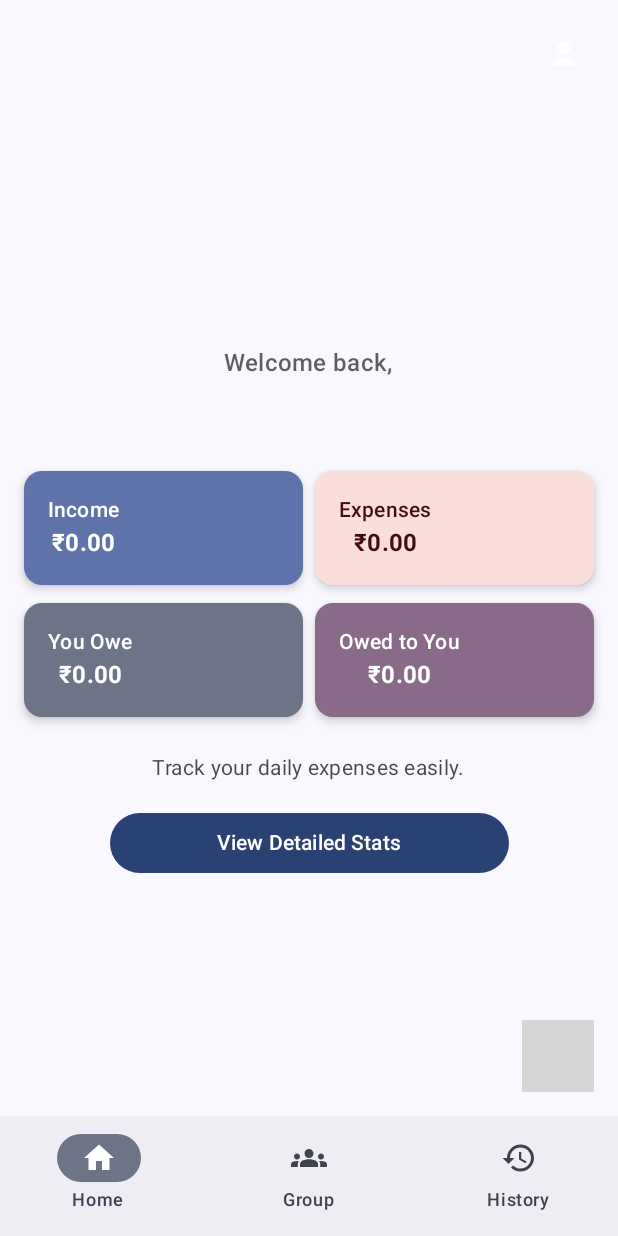
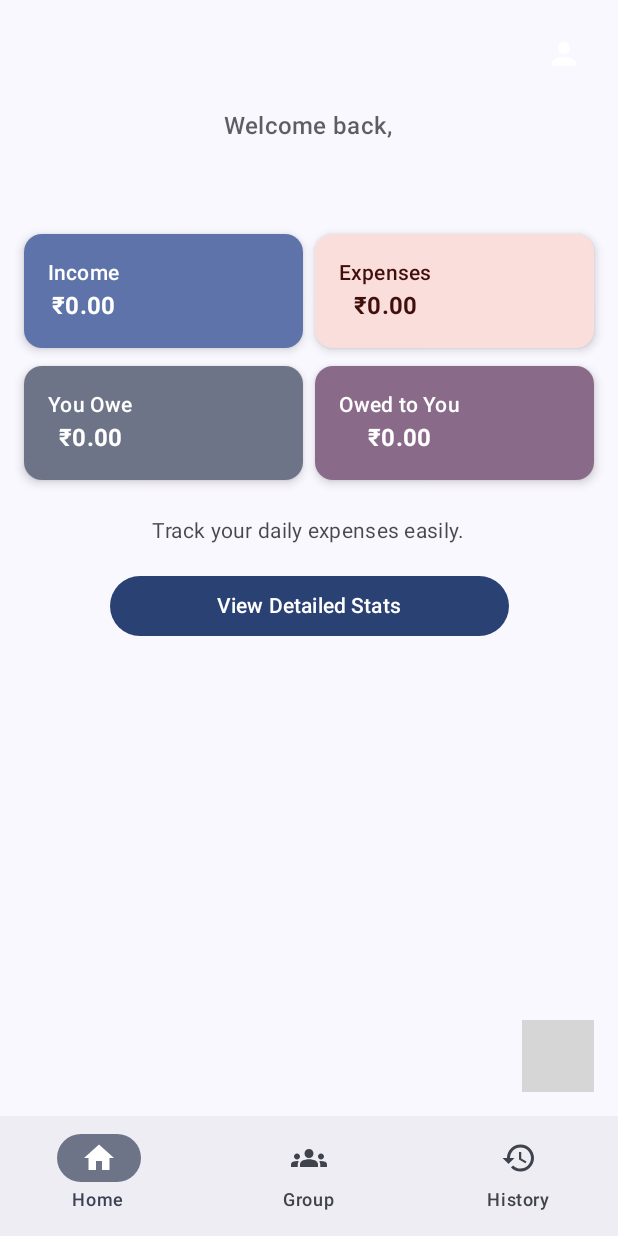
Before and after one commit to ocegik/FairShare, an Android app built with Jetpack Compose: the HomeScreen screen opened through its navigation route, on a phone screen of 412 x 824 dp. Run offline under Robolectric (Android 15) with nearby library versions, the phone set to English and light mode, and no system bars; our stand-ins replace Dagger/Hilt's generated code, Firebase (no records; nobody signed in at launch, a user with empty details on screens opened directly), Material 3 Expressive styles (plain Material 3 is drawn); 1 statement that could not run was skipped; grey boxes are pictures that could not be loaded.

```diff
--- a/app/build.gradle.kts
+++ b/app/build.gradle.kts
@@ -131,4 +131,5 @@ dependencies {
     ksp(libs.hilt.android.compiler)
     implementation(libs.androidx.hilt.navigation.compose)
     implementation(libs.androidx.datastore.preferences)
+    implementation(libs.androidx.material)
 }
--- a/app/src/main/java/com/example/fairshare/ui/screens/GroupScreen.kt
+++ b/app/src/main/java/com/example/fairshare/ui/screens/GroupScreen.kt
@@ -22,6 +22,7 @@ import com.example.fairshare.navigation.Screen
 
 @Composable
 fun GroupScreen(navController: NavController) {
+
     Column(
         modifier = Modifier
             .fillMaxSize()
--- a/app/src/main/java/com/example/fairshare/ui/screens/HomeScreen.kt
+++ b/app/src/main/java/com/example/fairshare/ui/screens/HomeScreen.kt
@@ -12,9 +12,15 @@ import androidx.compose.foundation.layout.fillMaxWidth
 import androidx.compose.foundation.layout.height
 import androidx.compose.foundation.layout.padding
 import androidx.compose.foundation.layout.size
+import androidx.compose.foundation.rememberScrollState
 import androidx.compose.foundation.shape.CircleShape
+import androidx.compose.foundation.verticalScroll
+import androidx.compose.material.ExperimentalMaterialApi
 import androidx.compose.material.icons.Icons
 import androidx.compose.material.icons.filled.Person
+import androidx.compose.material.pullrefresh.PullRefreshIndicator
+import androidx.compose.material.pullrefresh.pullRefresh
+import androidx.compose.material.pullrefresh.rememberPullRefreshState
 import androidx.compose.material3.Button
 import androidx.compose.material3.Card
 import androidx.compose.material3.CardDefaults
@@ -26,6 +32,10 @@ import androidx.compose.material3.Scaffold
 import androidx.compose.material3.Text
 import androidx.compose.runtime.collectAsState
 import androidx.compose.runtime.getValue
+import androidx.compose.runtime.mutableStateOf
+import androidx.compose.runtime.remember
+import androidx.compose.runtime.rememberCoroutineScope
+import androidx.compose.runtime.setValue
 import androidx.compose.ui.Alignment
 import androidx.compose.ui.Modifier
 import androidx.compose.ui.draw.clip
@@ -37,9 +47,10 @@ import coil.compose.AsyncImage
 import com.example.fairshare.navigation.Screen
 import com.example.fairshare.ui.components.FloatingActionButtonMenuSample
 import com.example.fairshare.viewmodel.UserViewModel
+import kotlinx.coroutines.launch
 import java.util.Locale
 
-@OptIn(ExperimentalMaterial3Api::class)
+@OptIn(ExperimentalMaterial3Api::class, ExperimentalMaterialApi::class)
 @Composable
 fun HomeScreen(
     navController: NavHostController,
@@ -49,6 +60,26 @@ fun HomeScreen(
     val photoUrl by userViewModel.photoUrl.collectAsState()
     val userStats by userViewModel.userStats.collectAsState()
     val isLoading by userViewModel.isLoading.collectAsState()
+
+    var isRefreshing by remember { mutableStateOf(false) }
+    val scope = rememberCoroutineScope()
+
+    // Pull-to-refresh state
+    val pullRefreshState = rememberPullRefreshState(
+        refreshing = isRefreshing,
+        onRefresh = {
+            scope.launch {
+                isRefreshing = true
+                // Refresh both user and stats
+                userViewModel.refreshUserFromFirestore()
+                userViewModel.refreshStats()
+                // Optional: add small delay for smoother spinner
+                kotlinx.coroutines.delay(800)
+                isRefreshing = false
+            }
+        }
+    )
+
 
     Scaffold(
         topBar = {
@@ -91,18 +122,22 @@ fun HomeScreen(
         Box(
             modifier = Modifier
                 .fillMaxSize()
-                .padding(padding),
-            contentAlignment = Alignment.Center
+                .padding(padding)
+                .pullRefresh(pullRefreshState),
+            contentAlignment = Alignment.TopCenter
         ) {
-            if (isLoading && userStats == null) {
-                CircularProgressIndicator()
-            } else {
             Column(
                 modifier = Modifier
                     .fillMaxWidth()
+                    .verticalScroll(rememberScrollState())
                     .padding(horizontal = 16.dp),
                 horizontalAlignment = Alignment.CenterHorizontally
             ) {
+                if (isLoading && userStats == null) {
+                    Spacer(modifier = Modifier.height(200.dp))
+                    CircularProgressIndicator()
+                    Spacer(modifier = Modifier.height(16.dp))
+                } else {
                     Text(
                         text = "Welcome back,",
                         style = MaterialTheme.typography.titleMedium,
@@ -140,11 +175,13 @@ fun HomeScreen(
                                     color = MaterialTheme.colorScheme.onPrimaryContainer
                                 )
                                 Text(
-                                    "₹${String.format(
+                                    "₹${
+                                        String.format(
                                             Locale.getDefault(),
                                             "%.2f",
                                             userStats?.income ?: 0.0
-                                    )}",
+                                        )
+                                    }",
                                     style = MaterialTheme.typography.titleMedium,
                                     fontWeight = FontWeight.Bold,
                                     color = MaterialTheme.colorScheme.onPrimaryContainer
@@ -170,11 +207,13 @@ fun HomeScreen(
                                     color = MaterialTheme.colorScheme.onErrorContainer
                                 )
                                 Text(
-                                    "₹${String.format(
+                                    "₹${
+                                        String.format(
                                             Locale.getDefault(),
                                             "%.2f",
                                             userStats?.income ?: 0.0
-                                    )}",
+                                        )
+                                    }",
                                     style = MaterialTheme.typography.titleMedium,
                                     fontWeight = FontWeight.Bold,
                                     color = MaterialTheme.colorScheme.onErrorContainer
@@ -208,11 +247,13 @@ fun HomeScreen(
                                     color = MaterialTheme.colorScheme.onSecondaryContainer
                                 )
                                 Text(
-                                    "₹${String.format(
+                                    "₹${
+                                        String.format(
                                             Locale.getDefault(),
                                             "%.2f",
                                             userStats?.income ?: 0.0
-                                    )}",
+                                        )
+                                    }",
                                     style = MaterialTheme.typography.titleMedium,
                                     fontWeight = FontWeight.Bold,
                                     color = MaterialTheme.colorScheme.onSecondaryContainer
@@ -238,11 +279,13 @@ fun HomeScreen(
                                     color = MaterialTheme.colorScheme.onTertiaryContainer
                                 )
                                 Text(
-                                    "₹${String.format(
+                                    "₹${
+                                        String.format(
                                             Locale.getDefault(),
                                             "%.2f",
                                             userStats?.income ?: 0.0
-                                    )}",
+                                        )
+                                    }",
                                     style = MaterialTheme.typography.titleMedium,
                                     fontWeight = FontWeight.Bold,
                                     color = MaterialTheme.colorScheme.onTertiaryContainer
@@ -272,6 +315,11 @@ fun HomeScreen(
                     }
                 }
             }
+            PullRefreshIndicator(
+                refreshing = isRefreshing,
+                state = pullRefreshState,
+                modifier = Modifier.align(Alignment.TopCenter)
+            )
         }
     }
 }
--- a/gradle/libs.versions.toml
+++ b/gradle/libs.versions.toml
@@ -1,5 +1,6 @@
 [versions]
 accompanistNavigationAnimation = "0.36.0"
+accompanistSwiperefresh = "0.36.0"
 activityKtx = "1.11.0"
 agp = "8.11.2"
 coilCompose = "2.7.0"
@@ -29,6 +30,7 @@ activityCompose = "1.11.0"
 composeBom = "2025.10.00"
 lifecycleViewmodelCompose = "2.9.4"
 lifecycleViewmodelKtx = "2.9.4"
+material = "1.6.0"
 material3 = "1.4.0"
 material3AdaptiveNavigationSuite = "1.5.0-alpha06"
 material3WindowSizeClass = "1.4.0"
@@ -52,6 +54,7 @@ androidx-datastore-preferences = { module = "androidx.datastore:datastore-prefer
 androidx-hilt-navigation-compose = { module = "androidx.hilt:hilt-navigation-compose", version.ref = "hiltNavigationCompose" }
 androidx-lifecycle-viewmodel-compose = { module = "androidx.lifecycle:lifecycle-viewmodel-compose", version.ref = "lifecycleViewmodelCompose" }
 androidx-lifecycle-viewmodel-ktx = { module = "androidx.lifecycle:lifecycle-viewmodel-ktx", version.ref = "lifecycleViewmodelKtx" }
+androidx-material = { module = "androidx.compose.material:material", version.ref = "material" }
 androidx-material-icons-extended = { module = "androidx.compose.material:material-icons-extended" }
 androidx-material3-adaptive-navigation-suite = { module = "androidx.compose.material3:material3-adaptive-navigation-suite", version.ref = "material3AdaptiveNavigationSuite" }
 androidx-material3-window-size-class1 = { module = "androidx.compose.material3:material3-window-size-class", version.ref = "material3WindowSizeClass" }
@@ -64,6 +67,7 @@ firebase-auth = { module = "com.google.firebase:firebase-auth" }
 firebase-auth-ktx = { module = "com.google.firebase:firebase-auth-ktx", version.ref = "firebaseAuthKtx" }
 firebase-bom = { module = "com.google.firebase:firebase-bom", version.ref = "firebaseBom" }
 firebase-firestore-ktx = { module = "com.google.firebase:firebase-firestore-ktx", version.ref = "firebaseFirestoreKtx" }
+google-accompanist-swiperefresh = { module = "com.google.accompanist:accompanist-swiperefresh", version.ref = "accompanistSwiperefresh" }
 googleid = { module = "com.google.android.libraries.identity.googleid:googleid", version.ref = "googleid" }
 hilt-android-compiler = { module = "com.google.dagger:hilt-android-compiler", version.ref = "hiltAndroidCompiler" }
 hilt-android = { module = "com.google.dagger:hilt-android", version.ref = "hiltAndroid" }
```
Lines whose indentation alone changed are shown as unchanged.
